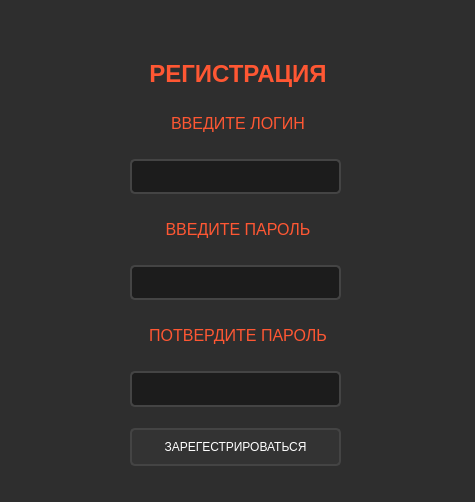
Old version of the form src/register/register.ui in the repository maks2134/RepetitorPlatform.
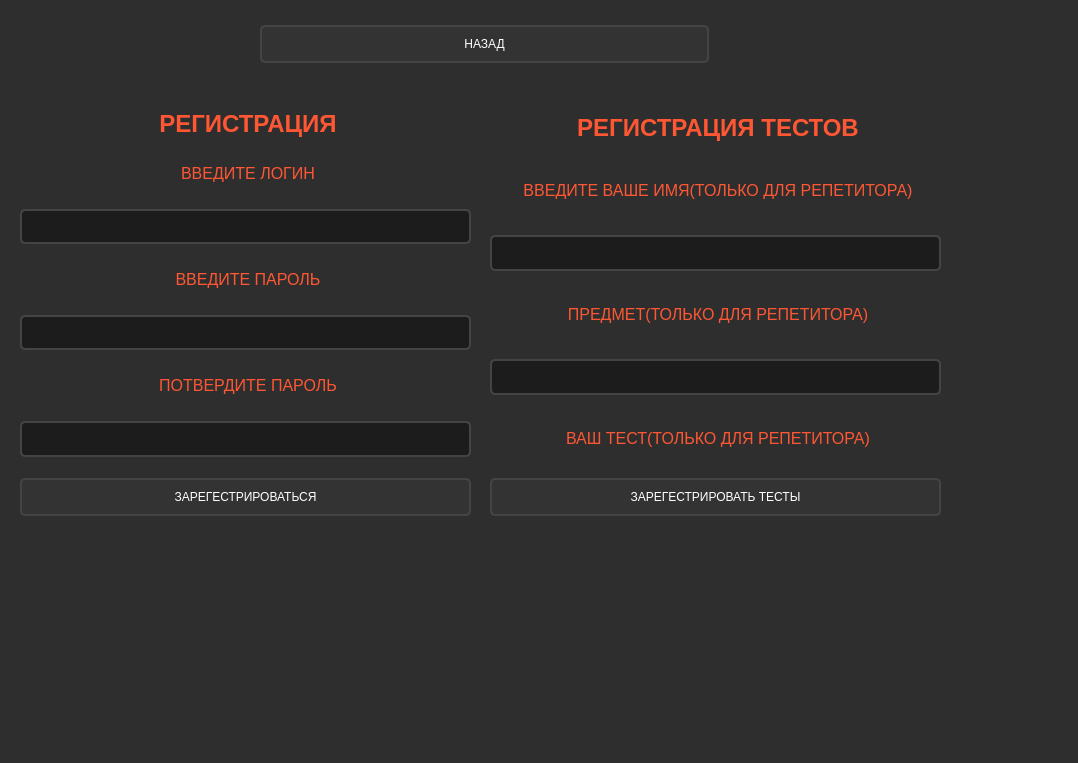
New version of the form.

The edit to the form file:
```diff
--- a/src/register/register.ui
+++ b/src/register/register.ui
@@ -6,8 +6,8 @@
    <rect>
     <x>0</x>
     <y>0</y>
-    <width>475</width>
-    <height>502</height>
+    <width>1078</width>
+    <height>763</height>
    </rect>
   </property>
   <property name="windowTitle">
@@ -69,9 +69,9 @@
   <widget class="QWidget" name="layoutWidget">
    <property name="geometry">
     <rect>
-     <x>130</x>
-     <y>50</y>
-     <width>211</width>
+     <x>20</x>
+     <y>100</y>
+     <width>451</width>
      <height>421</height>
     </rect>
    </property>
@@ -134,6 +134,84 @@
     </item>
    </layout>
   </widget>
+  <widget class="QWidget" name="layoutWidget_2">
+   <property name="geometry">
+    <rect>
+     <x>490</x>
+     <y>100</y>
+     <width>451</width>
+     <height>421</height>
+    </rect>
+   </property>
+   <layout class="QVBoxLayout" name="verticalLayout_2">
+    <item>
+     <widget class="QLabel" name="label_8">
+      <property name="toolTip">
+       <string>&lt;html&gt;&lt;head/&gt;&lt;body&gt;&lt;p&gt;&lt;span style=&quot; font-size:24pt;&quot;&gt;ВХОД В АККАУНТ&lt;/span&gt;&lt;/p&gt;&lt;/body&gt;&lt;/html&gt;</string>
+      </property>
+      <property name="text">
+       <string>&lt;html&gt;&lt;head/&gt;&lt;body&gt;&lt;p align=&quot;center&quot;&gt;&lt;span style=&quot; font-size:18pt; font-weight:700;&quot;&gt;РЕГИСТРАЦИЯ ТЕСТОВ&lt;/span&gt;&lt;/p&gt;&lt;/body&gt;&lt;/html&gt;</string>
+      </property>
+     </widget>
+    </item>
+    <item>
+     <widget class="QLabel" name="label_12">
+      <property name="toolTip">
+       <string>&lt;html&gt;&lt;head/&gt;&lt;body&gt;&lt;p&gt;&lt;span style=&quot; font-size:24pt;&quot;&gt;ВХОД В АККАУНТ&lt;/span&gt;&lt;/p&gt;&lt;/body&gt;&lt;/html&gt;</string>
+      </property>
+      <property name="text">
+       <string>&lt;html&gt;&lt;head/&gt;&lt;body&gt;&lt;p align=&quot;center&quot;&gt;&lt;span style=&quot; font-size:12pt;&quot;&gt;ВВЕДИТЕ ВАШЕ ИМЯ(ТОЛЬКО ДЛЯ РЕПЕТИТОРА)&lt;/span&gt;&lt;/p&gt;&lt;/body&gt;&lt;/html&gt;</string>
+      </property>
+     </widget>
+    </item>
+    <item>
+     <widget class="QLineEdit" name="lineEditName"/>
+    </item>
+    <item>
+     <widget class="QLabel" name="label_13">
+      <property name="toolTip">
+       <string>&lt;html&gt;&lt;head/&gt;&lt;body&gt;&lt;p&gt;&lt;span style=&quot; font-size:24pt;&quot;&gt;ВХОД В АККАУНТ&lt;/span&gt;&lt;/p&gt;&lt;/body&gt;&lt;/html&gt;</string>
+      </property>
+      <property name="text">
+       <string>&lt;html&gt;&lt;head/&gt;&lt;body&gt;&lt;p align=&quot;center&quot;&gt;&lt;span style=&quot; font-size:12pt;&quot;&gt;ПРЕДМЕТ(ТОЛЬКО ДЛЯ РЕПЕТИТОРА)&lt;/span&gt;&lt;/p&gt;&lt;/body&gt;&lt;/html&gt;</string>
+      </property>
+     </widget>
+    </item>
+    <item>
+     <widget class="QLineEdit" name="lineEditSubject"/>
+    </item>
+    <item>
+     <widget class="QLabel" name="label_14">
+      <property name="toolTip">
+       <string>&lt;html&gt;&lt;head/&gt;&lt;body&gt;&lt;p&gt;&lt;span style=&quot; font-size:24pt;&quot;&gt;ВХОД В АККАУНТ&lt;/span&gt;&lt;/p&gt;&lt;/body&gt;&lt;/html&gt;</string>
+      </property>
+      <property name="text">
+       <string>&lt;html&gt;&lt;head/&gt;&lt;body&gt;&lt;p align=&quot;center&quot;&gt;&lt;span style=&quot; font-size:12pt;&quot;&gt;ВАШ ТЕСТ(ТОЛЬКО ДЛЯ РЕПЕТИТОРА)&lt;/span&gt;&lt;/p&gt;&lt;/body&gt;&lt;/html&gt;</string>
+      </property>
+     </widget>
+    </item>
+    <item>
+     <widget class="QPushButton" name="pushButtonAddTest">
+      <property name="text">
+       <string>ЗАРЕГЕСТРИРОВАТЬ ТЕСТЫ</string>
+      </property>
+     </widget>
+    </item>
+   </layout>
+  </widget>
+  <widget class="QPushButton" name="pushButton_3">
+   <property name="geometry">
+    <rect>
+     <x>260</x>
+     <y>20</y>
+     <width>449</width>
+     <height>48</height>
+    </rect>
+   </property>
+   <property name="text">
+    <string>НАЗАД</string>
+   </property>
+  </widget>
  </widget>
  <resources/>
  <connections/>
```
